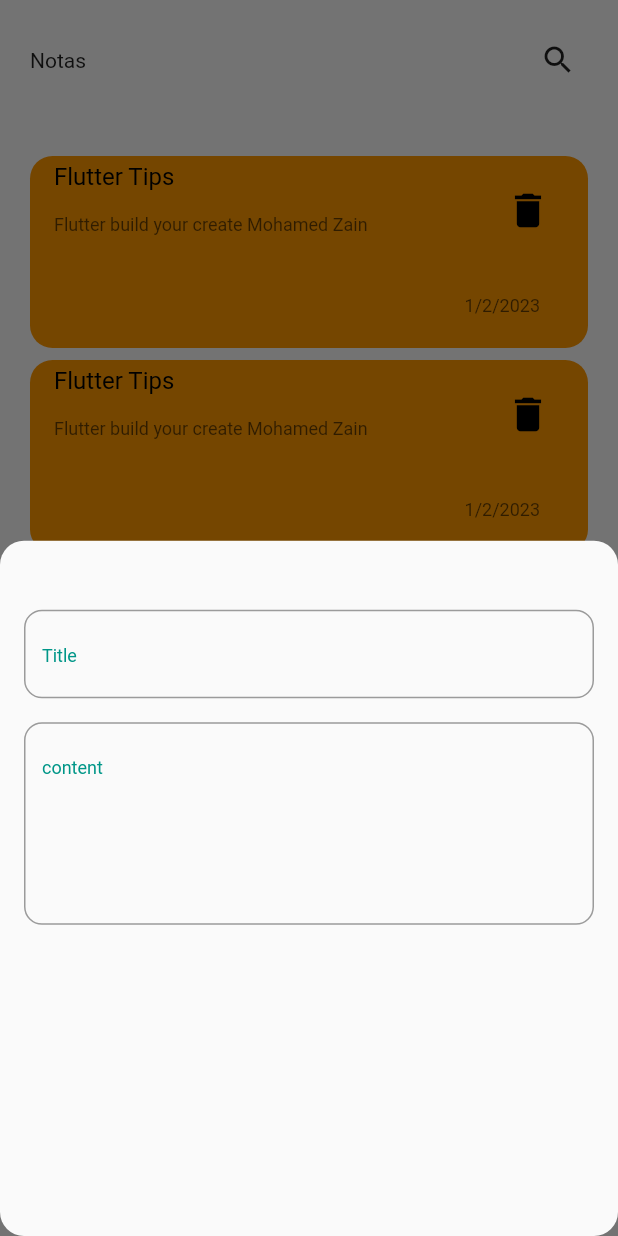
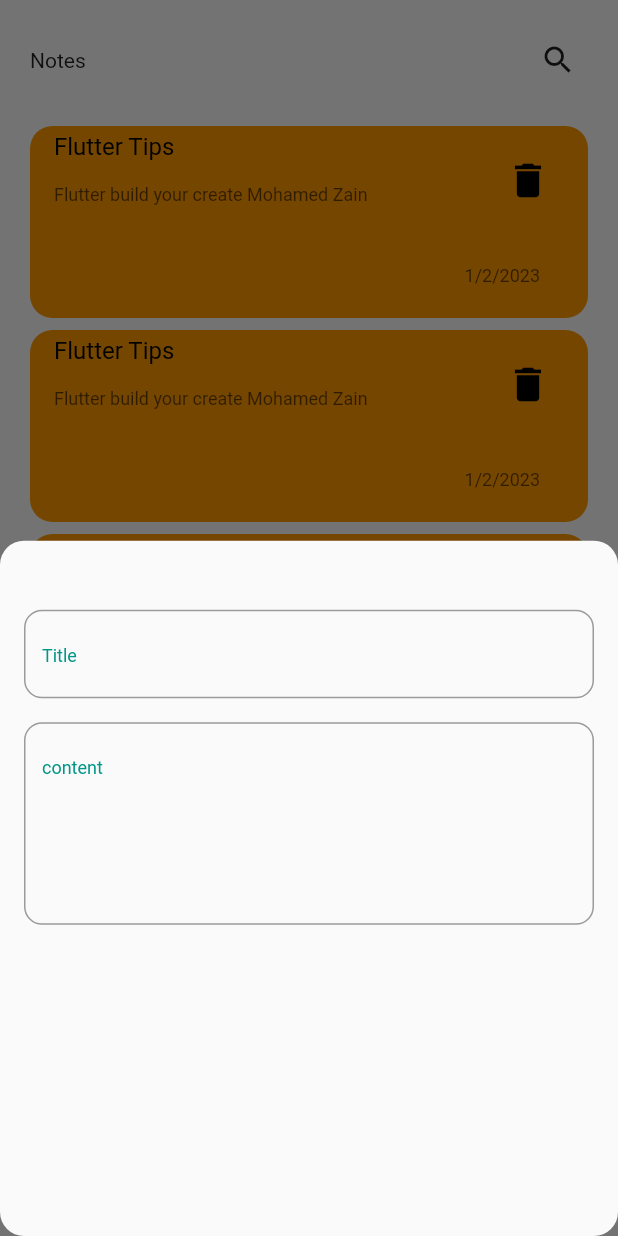
Before and after one commit to mohamedredazain/notees_app, a Flutter app: the screen it shows after launch, after a tap on the "add" icon, on a phone screen of 412 x 824 dp. Run offline on Flutter 3.47's test engine with Material 2 defaults, Android fonts, the phone set to English and light mode, and no system bars.

Commit message:
add custom appbar ot edit

```diff
--- /dev/null
+++ b/lib/edit_note_view.dart
@@ -0,0 +1,22 @@
+// ignore_for_file: prefer_const_constructors
+
+import 'package:flutter/material.dart';
+
+import 'notes_body.dart';
+
+class EditNoteView extends StatelessWidget {
+  const EditNoteView({super.key});
+
+  @override
+  Widget build(BuildContext context) {
+    return SafeArea(
+      child: Scaffold(
+        body: Column(
+          children: [
+            CustomAppBar(text: ' Edit Note', icon: Icons.check),
+          ],
+        ),
+      ),
+    );
+  }
+}
--- a/lib/notes_app.dart
+++ b/lib/notes_app.dart
@@ -1,6 +1,7 @@
 // ignore_for_file: prefer_const_constructors, non_constant_identifier_names
 
 import 'package:flutter/material.dart';
+import 'package:notees_app/edit_note_view.dart';
 
 import 'notes_body.dart';
 
@@ -24,21 +25,22 @@
           }
           ),child: Icon(Icons.add),
         ),
-        body: Column(
-          children:  [
-            Padding(
-              padding: const EdgeInsets.all(20.0),
-              child: Row(
-                children:  [
-                  Text('Notas'),
-                 Spacer(),
-                 IconSearch()
-                ],
+        body: GestureDetector(
+          onTap: (() {
+            Navigator.push(context, MaterialPageRoute(builder: (context){
+              return EditNoteView();
+            }));
+
+          }),
+          child: Column(
+            children:  [
+              CustomAppBar(
+                text: 'Notes',
+                icon: Icons.search
               ),
-            ),
-            SizedBox(height: 20,),
-            Expanded(child: NotesListView()),
-          ],
+              Expanded(child: NotesListView()),
+            ],
+          ),
         ),
       ),
     );
--- a/lib/notes_body.dart
+++ b/lib/notes_body.dart
@@ -1,69 +1,98 @@
-
 // ignore_for_file: prefer_const_constructors, non_constant_identifier_names
 
 import 'package:flutter/material.dart';
 
 import 'custom_text_form.dart';
- IconSearch(){
-    return Container(
+
+CustomAppBar({
+  required final IconData? icon,
+ required final String? text,
+}) {
+  return Padding(
+    padding: const EdgeInsets.all(20.0),
+    child: Row(
+      children: [
+        Text(text!),
+        Spacer(),
+        Container(
           width: 40,
           height: 40,
-       decoration:BoxDecoration(
+          decoration: BoxDecoration(
               borderRadius: BorderRadius.circular(13),
-        color: Colors.white.withOpacity(0.1)
-       ) ,
-       child: Center(
-        child:   IconButton(onPressed: (){}, icon: const Icon(Icons.search)),
+              color: Colors.white.withOpacity(0.1)),
+          child: Center(child: Icon(icon)),
+        ),
+      ],
     ),
   );
 }
 
-NotesItem(){
+NotesItem() {
   return Container(
-     margin: EdgeInsets.only(left: 20,right: 20),
+    margin: EdgeInsets.only(left: 20, right: 20),
     decoration: BoxDecoration(
       color: Colors.orange,
       borderRadius: BorderRadius.circular(15),
     ),
     child: Column(
-        children:  [
+      children: [
         ListTile(
-            title:Text('Flutter Tips',style: TextStyle(color: Colors.black),),
+          title: Text(
+            'Flutter Tips',
+            style: TextStyle(color: Colors.black),
+          ),
           subtitle: Padding(
-              padding:EdgeInsets.only(top: 16,bottom: 15) ,
-              child: Text('Flutter build your create Mohamed Zain ',style: TextStyle(color: Colors.black.withOpacity(0.6),fontSize: 12),),
-              ) ,
-            trailing:IconButton(onPressed: (){}, icon: Icon(Icons.delete,size: 30,color: Colors.black,)),
+            padding: EdgeInsets.only(top: 16, bottom: 15),
+            child: Text(
+              'Flutter build your create Mohamed Zain ',
+              style:
+                  TextStyle(color: Colors.black.withOpacity(0.6), fontSize: 12),
+            ),
+          ),
+          trailing: IconButton(
+              onPressed: () {},
+              icon: Icon(
+                Icons.delete,
+                size: 30,
+                color: Colors.black,
+              )),
         ),
         ListTile(
-          trailing:Padding(
-              padding:EdgeInsets.only(right: 16) ,
-              child: Text('1/2/2023',style: TextStyle(color: Colors.black.withOpacity(0.6),fontSize: 12),),
-              ) ,
+          trailing: Padding(
+            padding: EdgeInsets.only(right: 16),
+            child: Text(
+              '1/2/2023',
+              style:
+                  TextStyle(color: Colors.black.withOpacity(0.6), fontSize: 12),
+            ),
+          ),
         )
-        ],
-      ),
-
-  );
-}
-
- AddNoteBottom(BuildContext context){
-    return Padding(
-      padding: const EdgeInsets.all(16.0),
-      child: Column(
-        children: const [
-          SizedBox(height: 30,),
-              CustomTextForm(
-                hint: 'Title',
-
-              ),
-              SizedBox(height: 16,),
-              CustomTextForm(
-                hint:'content',
-                maxLines: 5, )
       ],
     ),
   );
 }
 
-const isPrimary =Colors.teal;
+AddNoteBottom(BuildContext context) {
+  return Padding(
+    padding: const EdgeInsets.all(16.0),
+    child: Column(
+      children: const [
+        SizedBox(
+          height: 30,
+        ),
+        CustomTextForm(
+          hint: 'Title',
+        ),
+        SizedBox(
+          height: 16,
+        ),
+        CustomTextForm(
+          hint: 'content',
+          maxLines: 5,
+        )
+      ],
+    ),
+  );
+}
+
+const isPrimary = Colors.teal;
```
Lines whose indentation alone changed are shown as unchanged.
